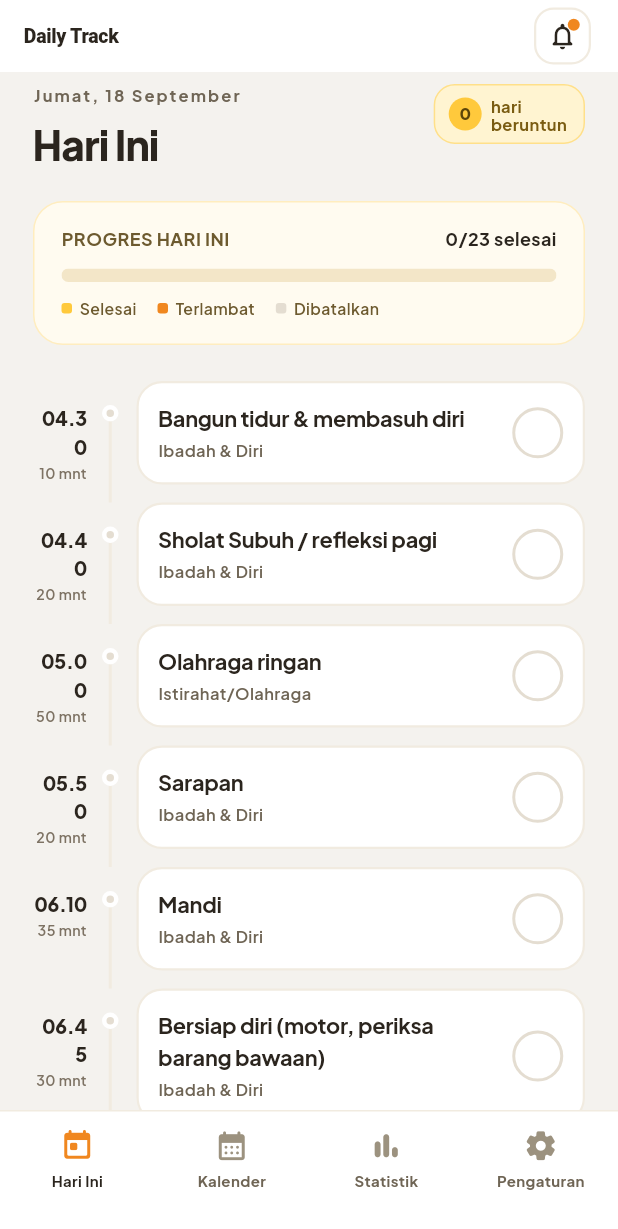
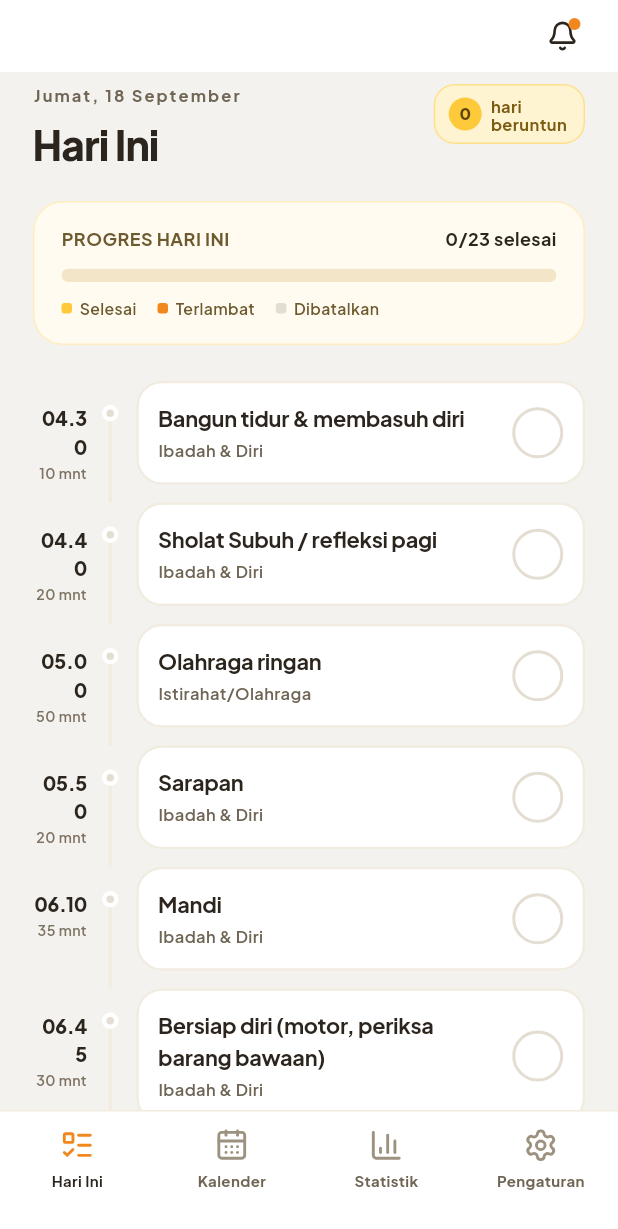
Before and after one commit to itsraziqsm/Daily-Track-App, a Flutter app: the screen it shows after launch, on a phone screen of 412 x 824 dp. Shown: the top 1229 px of the screen. Run offline on Flutter 3.47's test engine with Material 3 defaults, Android fonts, the phone set to English and light mode, and no system bars; our stand-ins replace google_fonts, lucide_icons_flutter, sqflite; accounts and stored records are empty.

Commit message:
Switch to Lucide icons and strip the app bar down to the bell
The app bar now carries only the notification button, with no title and
no bordered container around it. Every icon comes from
lucide_icons_flutter, which ships lucide.ttf as a package asset so
nothing is fetched from a CDN at runtime; the check/late/cancelled
glyphs in the timeline become real icons instead of text characters.
Drops the unused cupertino_icons dependency.

Co-Authored-By: Claude Opus 5 <noreply@anthropic.com>
Claude-Session: https://claude.ai/code/session_01NbFS92ECAiKe7ZkBYNtGfg

```diff
--- a/lib/screens/calendar_tab.dart
+++ b/lib/screens/calendar_tab.dart
@@ -1,5 +1,6 @@
 import 'package:flutter/material.dart';
 import 'package:intl/intl.dart';
+import 'package:lucide_icons_flutter/lucide_icons.dart';
 import 'package:provider/provider.dart';
 
 import '../models/daily_log.dart';
@@ -62,11 +63,11 @@ class _CalendarTabState extends State<CalendarTab> {
             Row(
               children: [
                 IconButton(
-                  icon: const Icon(Icons.chevron_left, color: AppColors.orange),
+                  icon: const Icon(LucideIcons.chevronLeft, size: 20, color: AppColors.orange),
                   onPressed: () => _shiftMonth(-1),
                 ),
                 IconButton(
-                  icon: const Icon(Icons.chevron_right, color: AppColors.orange),
+                  icon: const Icon(LucideIcons.chevronRight, size: 20, color: AppColors.orange),
                   onPressed: () => _shiftMonth(1),
                 ),
               ],
--- a/lib/screens/notification_feed_screen.dart
+++ b/lib/screens/notification_feed_screen.dart
@@ -1,5 +1,6 @@
 import 'package:flutter/material.dart';
 import 'package:intl/intl.dart';
+import 'package:lucide_icons_flutter/lucide_icons.dart';
 import 'package:provider/provider.dart';
 
 import '../models/daily_log.dart';
@@ -21,7 +22,7 @@ class NotificationFeedScreen extends StatelessWidget {
       appBar: AppBar(
         title: const Text('Notifikasi', style: TextStyle(fontSize: 22, fontWeight: FontWeight.w800, letterSpacing: -0.5, color: AppColors.ink)),
         actions: [
-          IconButton(icon: const Icon(Icons.close, color: AppColors.ink), onPressed: () => Navigator.of(context).pop()),
+          IconButton(icon: const Icon(LucideIcons.x, size: 21, color: AppColors.ink), onPressed: () => Navigator.of(context).pop()),
         ],
       ),
       body: items.isEmpty
--- a/lib/screens/settings_tab.dart
+++ b/lib/screens/settings_tab.dart
@@ -1,4 +1,5 @@
 import 'package:flutter/material.dart';
+import 'package:lucide_icons_flutter/lucide_icons.dart';
 import 'package:provider/provider.dart';
 
 import '../providers/schedule_provider.dart';
@@ -37,7 +38,7 @@ class SettingsTab extends StatelessWidget {
                 width: 20,
                 height: 20,
                 decoration: const BoxDecoration(shape: BoxShape.circle, color: AppColors.orange),
-                child: const Icon(Icons.check, size: 13, color: Colors.white),
+                child: const Icon(LucideIcons.check, size: 12, color: Colors.white),
               ),
               const SizedBox(width: 13),
               Expanded(
--- a/lib/screens/shell_screen.dart
+++ b/lib/screens/shell_screen.dart
@@ -1,4 +1,5 @@
 import 'package:flutter/material.dart';
+import 'package:lucide_icons_flutter/lucide_icons.dart';
 import 'package:provider/provider.dart';
 
 import '../providers/schedule_provider.dart';
@@ -21,10 +22,10 @@ class _ShellScreenState extends State<ShellScreen> {
   int _tab = 0;
 
   static const _tabs = [
-    (icon: Icons.today_rounded, label: 'Hari Ini'),
-    (icon: Icons.calendar_month_rounded, label: 'Kalender'),
-    (icon: Icons.bar_chart_rounded, label: 'Statistik'),
-    (icon: Icons.settings_rounded, label: 'Pengaturan'),
+    (icon: LucideIcons.listTodo, label: 'Hari Ini'),
+    (icon: LucideIcons.calendarDays, label: 'Kalender'),
+    (icon: LucideIcons.chartColumn, label: 'Statistik'),
+    (icon: LucideIcons.settings, label: 'Pengaturan'),
   ];
 
   @override
@@ -41,7 +42,6 @@ class _ShellScreenState extends State<ShellScreen> {
       backgroundColor: AppColors.bg,
       appBar: AppBar(
         toolbarHeight: 48,
-        title: const Text('Daily Track'),
         actions: [
           Padding(
             padding: const EdgeInsets.only(right: 18),
@@ -49,20 +49,17 @@ class _ShellScreenState extends State<ShellScreen> {
               onTap: () => Navigator.of(context).push(
                 MaterialPageRoute(builder: (_) => const NotificationFeedScreen()),
               ),
-              child: Container(
+              behavior: HitTestBehavior.opaque,
+              child: SizedBox(
                 width: 38,
                 height: 38,
-                decoration: BoxDecoration(
-                  color: Colors.white,
-                  borderRadius: BorderRadius.circular(13),
-                  border: Border.all(color: AppColors.line, width: 1.5),
-                ),
                 child: Stack(
+                  alignment: Alignment.center,
                   children: [
-                    const Center(child: Icon(Icons.notifications_none_rounded, size: 21, color: AppColors.ink)),
+                    const Icon(LucideIcons.bell, size: 21, color: AppColors.ink),
                     Positioned(
-                      top: 6,
-                      right: 6,
+                      top: 7,
+                      right: 7,
                       child: Container(
                         width: 8,
                         height: 8,
--- a/lib/widgets/activity_tile.dart
+++ b/lib/widgets/activity_tile.dart
@@ -1,4 +1,5 @@
 import 'package:flutter/material.dart';
+import 'package:lucide_icons_flutter/lucide_icons.dart';
 
 import '../models/activity.dart';
 import '../models/daily_log.dart';
@@ -64,7 +65,13 @@ class ActivityTile extends StatelessWidget {
 
     final checkBg = (isDone || isLate) ? accent : Colors.white;
     final checkInk = (isDone || isLate) ? Colors.white : const Color(0xFFD8CFBE);
-    final checkMark = isDone ? '✓' : isLate ? '!' : isCancelled ? '✕' : '';
+    final IconData? checkIcon = isDone
+        ? LucideIcons.check
+        : isLate
+            ? LucideIcons.clock
+            : isCancelled
+                ? LucideIcons.x
+                : null;
 
     final metaText = isLate
         ? 'Selesai di luar toleransi ${ScheduleProvider.toleranceMinutes} mnt'
@@ -180,10 +187,9 @@ class ActivityTile extends StatelessWidget {
                               color: checkBg,
                               border: Border.all(color: accent, width: 2),
                             ),
-                            child: Text(
-                              checkMark,
-                              style: TextStyle(fontSize: 14, fontWeight: FontWeight.w800, color: checkInk),
-                            ),
+                            child: checkIcon == null
+                                ? null
+                                : Icon(checkIcon, size: 16, color: checkInk),
                           ),
                         ),
                       ],
--- a/pubspec.yaml
+++ b/pubspec.yaml
@@ -17,8 +17,10 @@ dependencies:
   sqflite: 2.3.3+1
   path: ^1.9.0
   intl: ^0.19.0
-  cupertino_icons: ^1.0.8
   google_fonts: ^6.2.1
+  # Font ikon Lucide ikut dibundel sebagai aset paket (assets/lucide.ttf),
+  # tidak diambil dari CDN saat aplikasi berjalan.
+  lucide_icons_flutter: ^3.1.20
 
 dev_dependencies:
   flutter_test:
```
Also changed, not shown: 1 other file.
